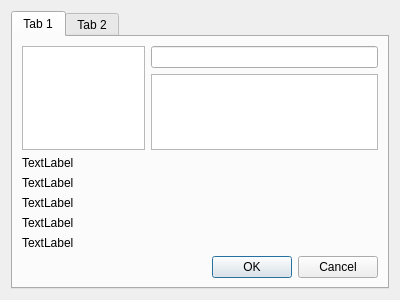
Above: Settings/SettingsDialog.ui from p1err00/MGame before the change. Below: the same form after it.
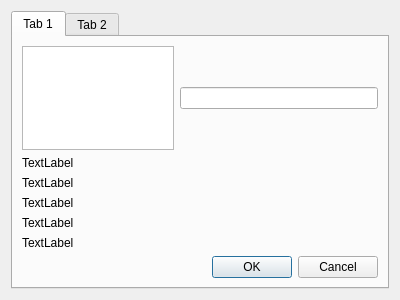
That is the form after the change.

Diff of the .ui file:
```diff
--- a/Settings/SettingsDialog.ui
+++ b/Settings/SettingsDialog.ui
@@ -40,9 +40,6 @@
              <item>
               <widget class="QLineEdit" name="leName"/>
              </item>
-             <item>
-              <widget class="QListWidget" name="lwListType"/>
-             </item>
             </layout>
            </item>
           </layout>
```
Left out of the diff: 2 changed lines with no effect on the pictures.
